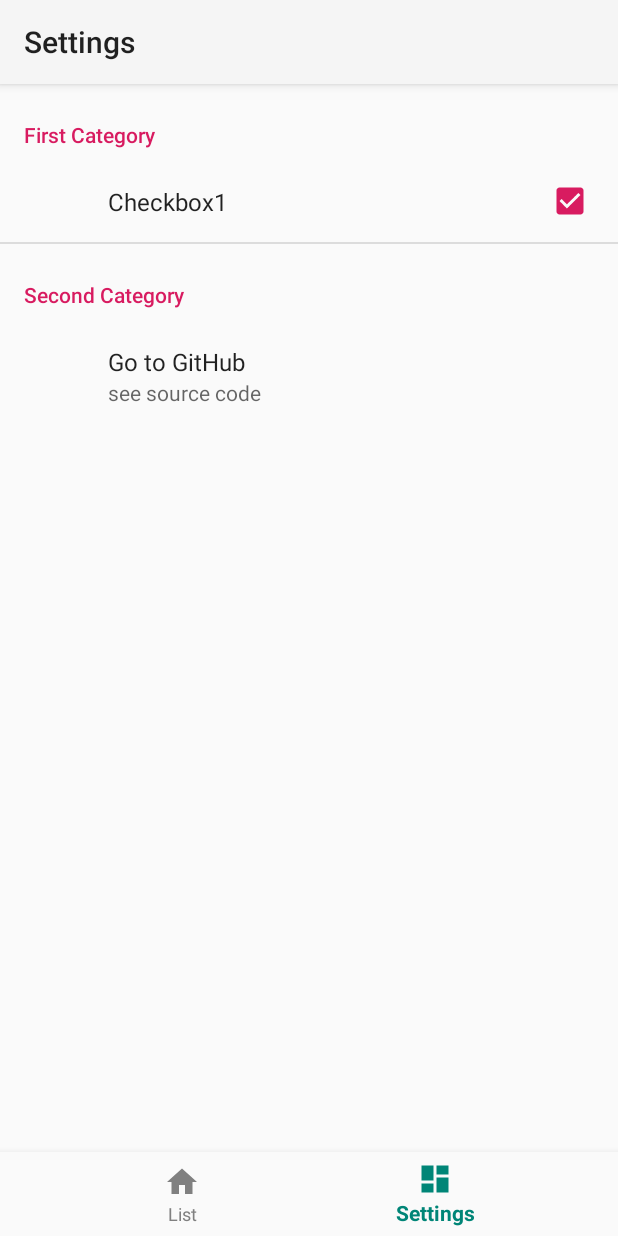
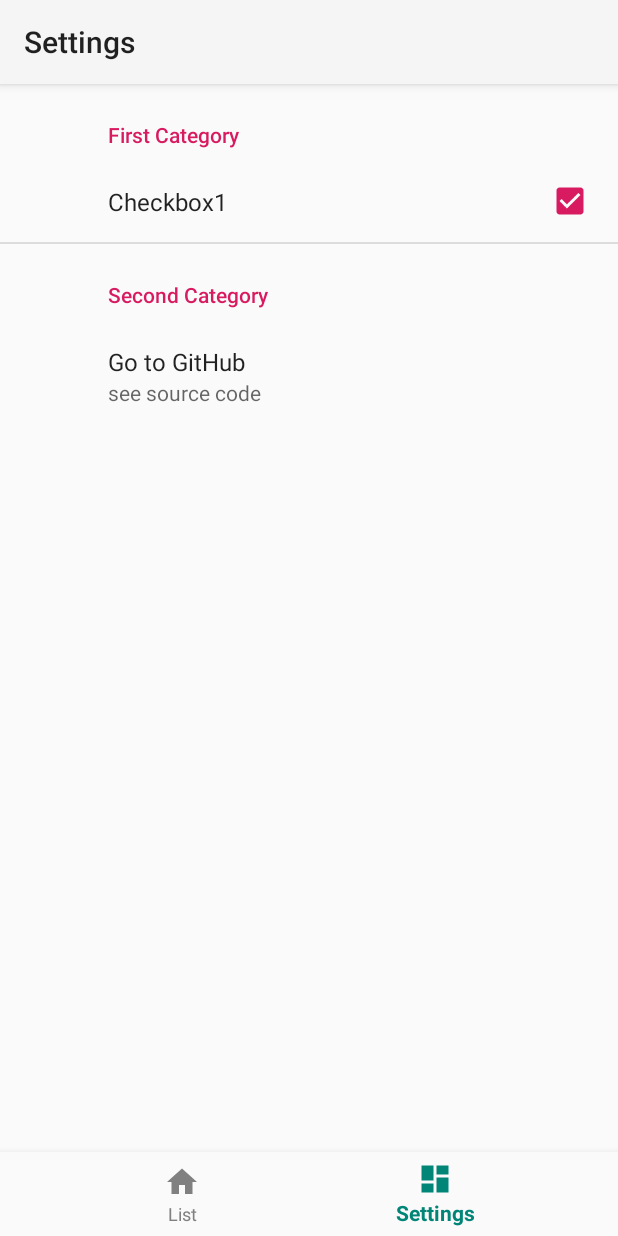
Before and after one commit to potados99/NewThings, an Android app: the screen it shows after launch (MainActivity), item 2 of the bottom bar chosen, on a phone screen of 412 x 824 dp. Run offline under Robolectric (Android 15) with nearby library versions, the phone set to English and light mode, and no system bars; our stand-ins replace androidx.preference, navigation-ui.

```diff
--- /dev/null
+++ b/app/src/main/java/com/potados/newthings/Dummy.kt
@@ -0,0 +1,38 @@
+package com.potados.newthings
+
+import kotlin.random.Random
+
+object Dummy {
+
+    data class DummyItem(
+        val id: Int,
+        val title: String,
+        val description: String
+        )
+
+    private val numberOfDummies = 30
+    private val dummies = mutableListOf<DummyItem>()
+
+    init {
+        fill()
+    }
+
+    private fun fill() {
+
+        for (id in (0 until 30)) {
+            dummies.add(
+                DummyItem(
+                    id,
+                    RandomStringGenerator.generate(10, 15, true),
+                    RandomStringGenerator.generate(10, 100, false)
+                )
+            )
+        }
+    }
+
+    fun newDummyItems(): List<DummyItem> {
+        dummies.clear()
+        fill()
+        return dummies
+    }
+}
--- /dev/null
+++ b/app/src/main/java/com/potados/newthings/ListBindings.kt
@@ -0,0 +1,10 @@
+package com.potados.newthings
+
+import androidx.databinding.BindingAdapter
+import androidx.recyclerview.widget.RecyclerView
+
+
+@BindingAdapter("items")
+fun setItems(listView: RecyclerView, items: List<Dummy.DummyItem>) {
+    (listView.adapter as ListRecyclerViewAdapter).setData(items)
+}
--- a/app/src/main/java/com/potados/newthings/ListFragment.kt
+++ b/app/src/main/java/com/potados/newthings/ListFragment.kt
@@ -6,27 +6,45 @@ import androidx.fragment.app.Fragment
 import android.view.LayoutInflater
 import android.view.View
 import android.view.ViewGroup
+import com.potados.newthings.databinding.ListFragmentBinding
 
 
 class ListFragment : Fragment() {
 
-    companion object {
-        fun newInstance() = ListFragment()
+    private lateinit var viewModel: ListViewModel
+    private lateinit var viewDataBinding: ListFragmentBinding
+
+    override fun onCreate(savedInstanceState: Bundle?) {
+        super.onCreate(savedInstanceState)
+
+        viewModel = ViewModelProviders.of(this).get(ListViewModel::class.java)
     }
 
-    private lateinit var viewModel: ListViewModel
+    override fun onCreateView(
+        inflater: LayoutInflater, container: ViewGroup?, savedInstanceState: Bundle?
+    ): View? {
+        viewDataBinding = ListFragmentBinding.inflate(inflater, container, false).apply {
+            viewModel = this@ListFragment.viewModel
+        }
 
-    override fun onCreateView(
-        inflater: LayoutInflater, container: ViewGroup?,
-        savedInstanceState: Bundle?
-    ): View? {
-        return inflater.inflate(R.layout.list_fragment, container, false)
+        return viewDataBinding.root
     }
 
+    /**
+     * All views in their places.
+     */
     override fun onActivityCreated(savedInstanceState: Bundle?) {
         super.onActivityCreated(savedInstanceState)
-        viewModel = ViewModelProviders.of(this).get(ListViewModel::class.java)
-        // TODO: Use the ViewModel
+
+        viewDataBinding.lifecycleOwner = this.viewLifecycleOwner
+        setupAdapter()
+        viewModel.refreshDummies()
     }
 
+
+    private fun setupAdapter() {
+        with (viewDataBinding) {
+            listRecyclerview.adapter = ListRecyclerViewAdapter()
+        }
+    }
 }
--- /dev/null
+++ b/app/src/main/java/com/potados/newthings/ListRecyclerViewAdapter.kt
@@ -0,0 +1,51 @@
+package com.potados.newthings
+
+import android.view.LayoutInflater
+import android.view.View
+import android.view.ViewGroup
+import android.widget.TextView
+import androidx.recyclerview.widget.RecyclerView
+import kotlinx.android.synthetic.main.list_item.view.*
+import kotlin.properties.Delegates
+
+class ListRecyclerViewAdapter : RecyclerView.Adapter<ListRecyclerViewAdapter.ListViewHolder>() {
+
+    private var collection: List<Dummy.DummyItem> by Delegates.observable(emptyList()) {
+            _, _, _ -> notifyDataSetChanged()
+    }
+
+    fun setData(collection: List<Dummy.DummyItem>) {
+        this.collection = collection
+    }
+
+    override fun getItemCount(): Int = collection.size
+
+    override fun onBindViewHolder(holder: ListViewHolder, position: Int) =
+        holder.bind(collection[position])
+
+    override fun onCreateViewHolder(parent: ViewGroup, viewType: Int): ListViewHolder =
+        ListViewHolder.from(parent)
+
+    class ListViewHolder(view: View) : RecyclerView.ViewHolder(view) {
+        private val idTextView = view.list_item_id_textview
+        private val titleTextView = view.list_item_title_textview
+        private val descriptionTextView = view.list_item_description_textview
+
+        fun bind(item: Dummy.DummyItem) {
+            idTextView.text = item.id.toString()
+            titleTextView.text = item.title
+            descriptionTextView.text = item.description
+        }
+
+        companion object {
+            fun from(parent: ViewGroup): ListViewHolder {
+                val view = LayoutInflater
+                    .from(parent.context)
+                    .inflate(R.layout.list_item, parent, false)
+
+                return ListViewHolder(view)
+            }
+        }
+    }
+
+}
--- a/app/src/main/java/com/potados/newthings/ListViewModel.kt
+++ b/app/src/main/java/com/potados/newthings/ListViewModel.kt
@@ -1,7 +1,18 @@
 package com.potados.newthings
 
+import androidx.lifecycle.LiveData
+import androidx.lifecycle.MutableLiveData
 import androidx.lifecycle.ViewModel
 
 class ListViewModel : ViewModel() {
-    // TODO: Implement the ViewModel
+    private val _dummyItems = MutableLiveData<List<Dummy.DummyItem>>().apply { value = emptyList() }
+    val dummyItems: LiveData<List<Dummy.DummyItem>> = _dummyItems
+
+    init {
+        refreshDummies()
+    }
+
+    fun refreshDummies() {
+        _dummyItems.value = Dummy.newDummyItems()
+    }
 }
--- a/app/src/main/java/com/potados/newthings/MainActivity.kt
+++ b/app/src/main/java/com/potados/newthings/MainActivity.kt
@@ -26,7 +26,13 @@ class MainActivity : AppCompatActivity() {
             .build()
 
         setupActionBarWithNavController(navController, appBarConfiguration)
-        navView.setupWithNavController(navController)
+        navView.setOnNavigationItemSelectedListener {
+            navController.navigate(it.itemId)
+            true
+        }
+        navView.setOnNavigationItemReselectedListener {
+            //
+        }
     }
 
 }
--- /dev/null
+++ b/app/src/main/java/com/potados/newthings/RandomStringGenerator.kt
@@ -0,0 +1,26 @@
+package com.potados.newthings
+
+import kotlin.random.Random
+
+class RandomStringGenerator {
+    companion object {
+        private val random = Random(System.currentTimeMillis())
+
+        fun generate(minLength: Int, maxLength: Int = minLength + 5, firstUpperCase: Boolean = true): String {
+            val firstChar =  getRandomChar(upper = firstUpperCase)
+            val lineLength = random.nextInt(minLength, maxLength + 1)
+
+            val str = StringBuilder().append(firstChar)
+            for (i in (1 until lineLength)) {
+                str.append(getRandomChar(upper = false))
+            }
+
+            return str.toString()
+        }
+
+        private fun getRandomChar(upper: Boolean = false): Char {
+            return if (upper) random.nextInt(65 /* A */, 90 /* Z */ + 1).toChar()
+            else random.nextInt(97 /* a */, 122 /* z */ + 1).toChar()
+        }
+    }
+}
--- /dev/null
+++ b/app/src/main/res/anim/slide_from_left.xml
@@ -0,0 +1,15 @@
+<?xml version="1.0" encoding="utf-8"?>
+<!--http://susemi99.kr/5636/-->
+<set xmlns:android="http://schemas.android.com/apk/res/android">
+    <translate
+            android:duration="@integer/animDuration"
+            android:fromXDelta="-20%p"
+            android:interpolator="@android:anim/accelerate_decelerate_interpolator"
+            android:toXDelta="0"
+    />
+    <alpha
+            android:duration="@integer/animDuration"
+            android:fromAlpha="0.0"
+            android:toAlpha="1.0"
+    />
+</set>
--- /dev/null
+++ b/app/src/main/res/anim/slide_from_right.xml
@@ -0,0 +1,15 @@
+<?xml version="1.0" encoding="utf-8"?>
+<!--http://susemi99.kr/5636/-->
+<set xmlns:android="http://schemas.android.com/apk/res/android">
+    <translate
+            android:duration="@integer/animDuration"
+            android:fromXDelta="20%p"
+            android:interpolator="@android:anim/accelerate_decelerate_interpolator"
+            android:toXDelta="0"
+    />
+    <alpha
+            android:duration="@integer/animDuration"
+            android:fromAlpha="0.0"
+            android:toAlpha="1.0"
+    />
+</set>
--- /dev/null
+++ b/app/src/main/res/anim/slide_to_left.xml
@@ -0,0 +1,15 @@
+<?xml version="1.0" encoding="utf-8"?>
+<!--http://susemi99.kr/5636/-->
+<set xmlns:android="http://schemas.android.com/apk/res/android">
+    <translate
+            android:duration="@integer/animDuration"
+            android:fromXDelta="0"
+            android:interpolator="@android:anim/accelerate_decelerate_interpolator"
+            android:toXDelta="-20%p"
+    />
+    <alpha
+            android:duration="@integer/animDuration"
+            android:fromAlpha="1.0"
+            android:toAlpha="0.0"
+    />
+</set>
--- /dev/null
+++ b/app/src/main/res/anim/slide_to_right.xml
@@ -0,0 +1,15 @@
+<?xml version="1.0" encoding="utf-8"?>
+<!--http://susemi99.kr/5636/-->
+<set xmlns:android="http://schemas.android.com/apk/res/android">
+    <translate
+            android:duration="@integer/animDuration"
+            android:fromXDelta="0"
+            android:interpolator="@android:anim/accelerate_decelerate_interpolator"
+            android:toXDelta="20%p"
+    />
+    <alpha
+            android:duration="@integer/animDuration"
+            android:fromAlpha="1.0"
+            android:toAlpha="0.0"
+    />
+</set>
--- a/app/src/main/res/menu/bottom_nav_menu.xml
+++ b/app/src/main/res/menu/bottom_nav_menu.xml
@@ -2,12 +2,12 @@
 <menu xmlns:android="http://schemas.android.com/apk/res/android">
 
     <item
-            android:id="@+id/list_frag_dest"
+            android:id="@+id/action_setting_frag_dest_to_list_frag_dest2"
             android:icon="@drawable/ic_home_black_24dp"
             android:title="@string/title_list"/>
 
     <item
-            android:id="@+id/setting_frag_dest"
+            android:id="@+id/action_list_frag_dest_to_setting_frag_dest"
             android:icon="@drawable/ic_dashboard_black_24dp"
             android:title="@string/title_setting"/>
 
--- a/app/src/main/res/navigation/navigation.xml
+++ b/app/src/main/res/navigation/navigation.xml
@@ -6,10 +6,21 @@
 
     <fragment android:id="@+id/list_frag_dest"
               android:name="com.potados.newthings.ListFragment"
-              android:label="List Fragment"
-              tools:layout="@layout/list_fragment"/>
+              android:label="List"
+              tools:layout="@layout/list_fragment">
+        <action android:id="@+id/action_list_frag_dest_to_setting_frag_dest" app:destination="@id/setting_frag_dest"
+                app:enterAnim="@anim/slide_from_right" app:exitAnim="@anim/slide_to_left"
+                app:popEnterAnim="@anim/slide_from_left" app:popExitAnim="@anim/slide_to_right"
+        />
+    </fragment>
 
     <fragment android:id="@+id/setting_frag_dest"
               android:name="com.potados.newthings.SettingFragment"
-              android:label="Settings"/>
+              android:label="Settings">
+        <action android:id="@+id/action_setting_frag_dest_to_list_frag_dest2" app:destination="@id/list_frag_dest"
+                app:enterAnim="@anim/slide_from_left" app:exitAnim="@anim/slide_to_right"
+                app:popEnterAnim="@anim/slide_from_right" app:popExitAnim="@anim/slide_to_left"
+        />
+    </fragment>
+
 </navigation>
--- /dev/null
+++ b/app/src/main/res/values/integer.xml
@@ -0,0 +1,4 @@
+<?xml version="1.0" encoding="utf-8"?>
+<resources>
+    <integer name="animDuration">150</integer>
+</resources>
--- a/app/src/main/res/xml/preference.xml
+++ b/app/src/main/res/xml/preference.xml
@@ -3,8 +3,7 @@
         xmlns:android="http://schemas.android.com/apk/res/android" xmlns:app="http://schemas.android.com/apk/res-auto">
 
     <PreferenceCategory
-            android:title="First Category"
-            app:iconSpaceReserved="false">
+            android:title="First Category">
 
         <CheckBoxPreference
             android:key="key_checkbox1"
@@ -13,11 +12,8 @@
 
     </PreferenceCategory>
 
-
-
     <PreferenceCategory
-            android:title="Second Category"
-            app:iconSpaceReserved="false">
+            android:title="Second Category">
 
         <PreferenceScreen
                 android:title="Go to GitHub"
```
Also changed, not shown: app/build.gradle (+7 -0 lines), app/src/main/res/layout/list_fragment.xml (+22 -6 lines), app/src/main/res/layout/list_item.xml (added, +54 -0 lines).
